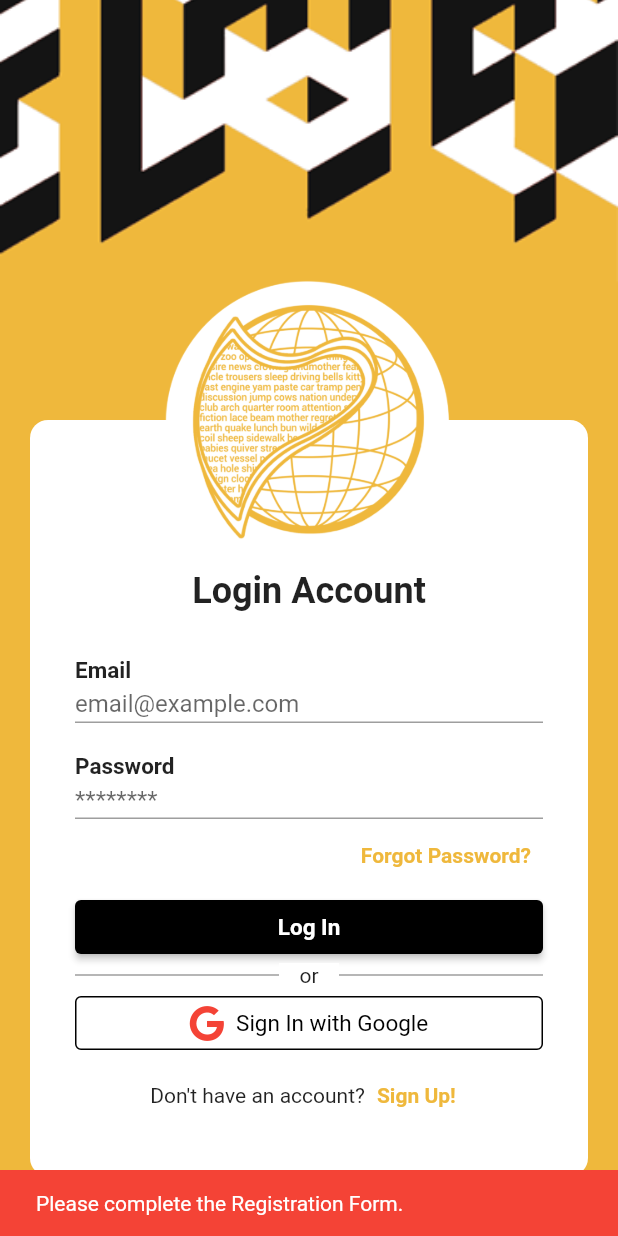
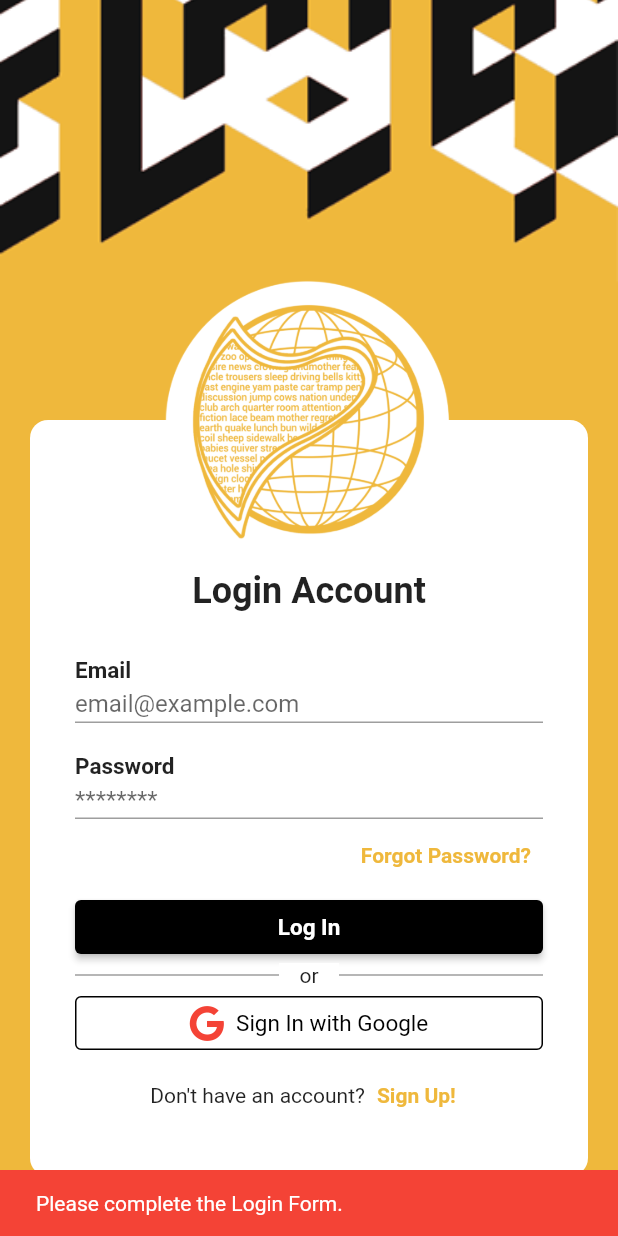
Before and after one commit to aayapan/meshr_app, a Flutter app: the screen it shows after launch, after a tap on "Log In", on a phone screen of 412 x 824 dp. Run offline on Flutter 3.47's test engine with Material 2 defaults, Android fonts, the phone set to English and light mode, and no system bars; our stand-ins replace cloud_firestore, email_validator, firebase_auth, firebase_core, flutter_switch, font_awesome_flutter and 3 more; missing offline and left inert: dart:ffi; accounts and stored records are empty.

Commit message:
login screen error

```diff
--- a/lib/screens/login_screen.dart
+++ b/lib/screens/login_screen.dart
@@ -21,8 +21,8 @@ class LoginScreen extends StatelessWidget {
       try {
         if (_password == null || _email == null) {
           throw FirebaseAuthException(
-              code: "Register Error",
-              message: "Please complete the Registration Form.");
+              code: "Login Error",
+              message: "Please complete the Login Form.");
         }
       } on FirebaseAuthException catch (e) {
         print(e.message);
```
